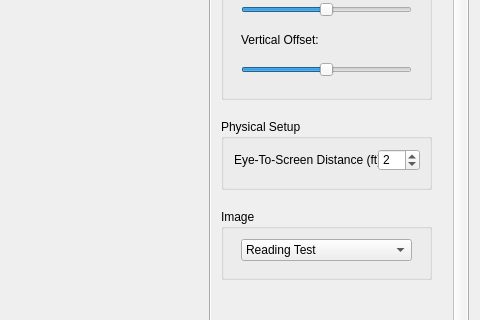
The window that EyeTrackingSuite/EyeTrackingSuite.ui (jaffob/EyeTrackingSuite) describes before a commit, drawn with Qt 5; both pictures show x 676 to 1156 and y 237 to 557 of the 1156 by 770 pixel window.
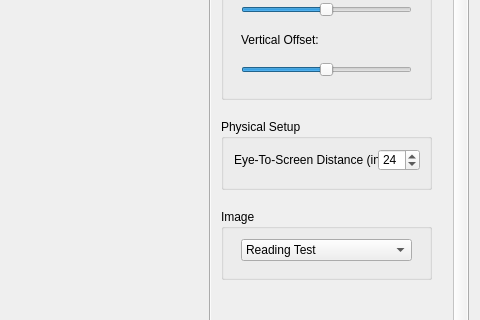
The same window after the commit. Custom widgets are drawn as their Qt base class.

The edit to the form file:
```diff
--- a/EyeTrackingSuite/EyeTrackingSuite.ui
+++ b/EyeTrackingSuite/EyeTrackingSuite.ui
@@ -178,7 +178,7 @@
               </rect>
              </property>
              <property name="text">
-              <string>Eye-To-Screen Distance (ft):</string>
+              <string>Eye-To-Screen Distance (in):</string>
              </property>
             </widget>
             <widget class="QSpinBox" name="physViewDist">
@@ -191,13 +191,13 @@
               </rect>
              </property>
              <property name="minimum">
-              <number>1</number>
+              <number>10</number>
              </property>
              <property name="maximum">
-              <number>5</number>
+              <number>60</number>
              </property>
              <property name="value">
-              <number>2</number>
+              <number>24</number>
              </property>
             </widget>
            </widget>
```
